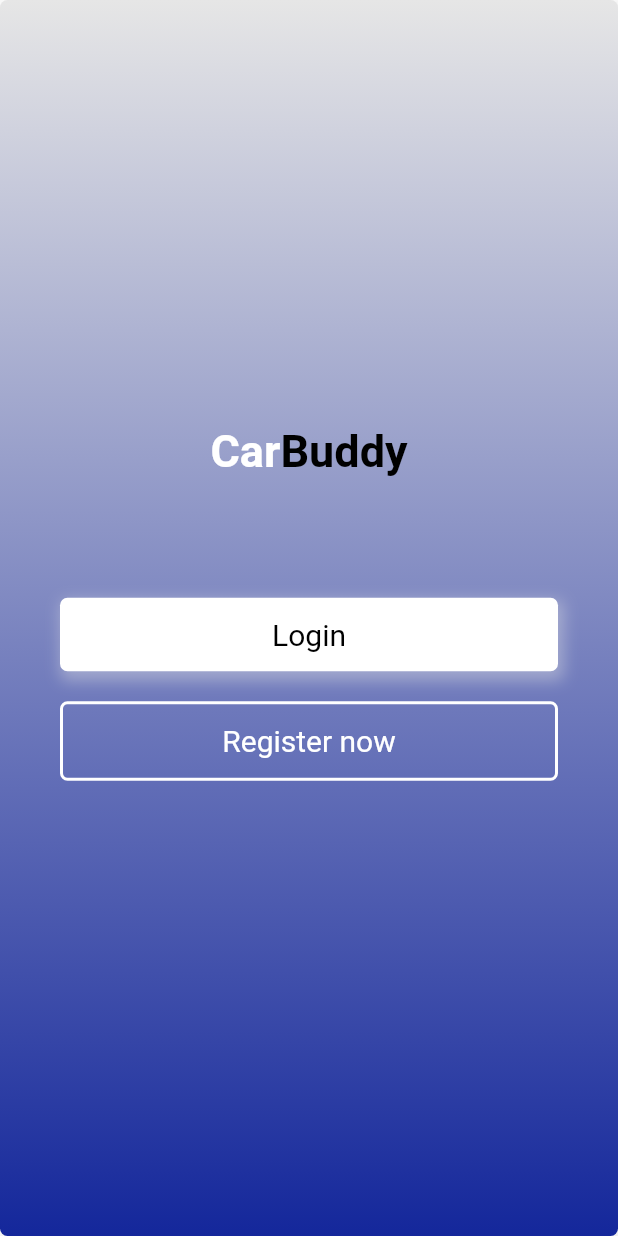
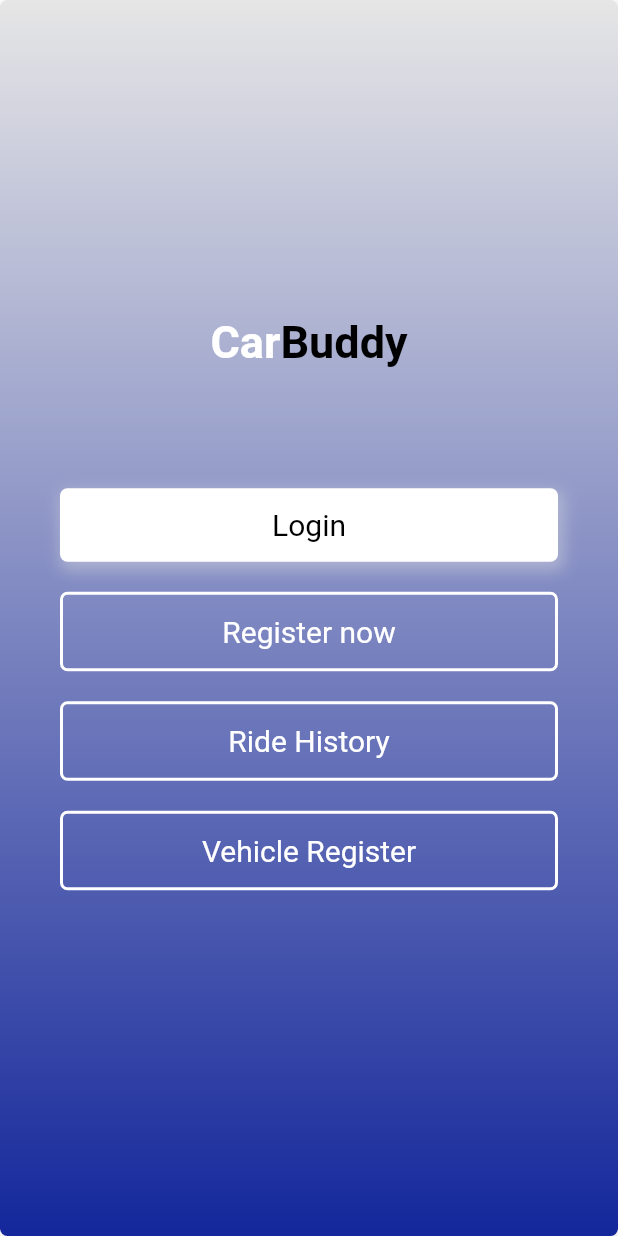
Before and after one commit to hammad-qayyum/carbuddyapp, a Flutter app: the screen it shows after launch, on a phone screen of 412 x 824 dp. Run offline on Flutter 3.47's test engine with Material 2 defaults, Android fonts, the phone set to English and light mode, and no system bars; our stand-ins replace animated_splash_screen, google_fonts.

Commit message:
added ride history and vehicle register

```diff
--- a/carbuddy/lib/main.dart
+++ b/carbuddy/lib/main.dart
@@ -1,6 +1,7 @@
 import 'package:animated_splash_screen/animated_splash_screen.dart';
 import 'package:carbuddy/screens/Home/Home.dart';
 import 'package:carbuddy/screens/Login/login.dart';
+import 'package:carbuddy/screens/RideHistory/RideHistory.dart';
 import 'package:carbuddy/screens/VehicleRegister/vehicleregister.dart';
 import 'package:flutter/material.dart';
 
--- a/carbuddy/lib/screens/Home/Home.dart
+++ b/carbuddy/lib/screens/Home/Home.dart
@@ -1,5 +1,7 @@
 import 'package:carbuddy/screens/Login/login.dart';
 import 'package:carbuddy/screens/Register/Register.dart';
+import 'package:carbuddy/screens/RideHistory/RideHistory.dart';
+import 'package:carbuddy/screens/VehicleRegister/vehicleregister.dart';
 import 'package:flutter/material.dart';
 import 'package:google_fonts/google_fonts.dart';
 
@@ -113,6 +115,51 @@ class _HomePageState extends State<HomePage> {
               SizedBox(
                 height: 20,
               ),
+              GestureDetector(
+                onTap: () {
+                  Navigator.push(
+                      context, MaterialPageRoute(builder: (context) => RideHistory()));
+                },
+                child: Container(
+                  width: MediaQuery.of(context).size.width,
+                  padding: EdgeInsets.symmetric(vertical: 13),
+                  alignment: Alignment.center,
+                  decoration: BoxDecoration(
+                    borderRadius: BorderRadius.all(Radius.circular(5)),
+                    border: Border.all(color: Colors.white, width: 2),
+                  ),
+                  child: Text(
+                    'Ride History',
+                    style: TextStyle(fontSize: 20, color: Colors.white),
+                  ),
+                ),
+              ),
+              SizedBox(
+                height: 20,
+              ),
+              GestureDetector(
+                onTap: () {
+                  Navigator.push(
+                      context, MaterialPageRoute(builder: (context) => VehicleRegister()));
+                },
+                child: Container(
+                  width: MediaQuery.of(context).size.width,
+                  padding: EdgeInsets.symmetric(vertical: 13),
+                  alignment: Alignment.center,
+                  decoration: BoxDecoration(
+                    borderRadius: BorderRadius.all(Radius.circular(5)),
+                    border: Border.all(color: Colors.white, width: 2),
+                  ),
+                  child: Text(
+                    'Vehicle Register',
+                    style: TextStyle(fontSize: 20, color: Colors.white),
+                  ),
+                ),
+              ),
+              SizedBox(
+                height: 20,
+              ),
+
             ],
           ),
         ),
--- a/carbuddy/lib/screens/Login/login.dart
+++ b/carbuddy/lib/screens/Login/login.dart
@@ -1,5 +1,6 @@
 import 'package:carbuddy/screens/Home/Home.dart';
 import 'package:carbuddy/screens/Register/Register.dart';
+import 'package:carbuddy/screens/VehicleRegister/vehicleregister.dart';
 import 'package:flutter/material.dart';
 import 'dart:math';
 // import 'package:assessment_task/Widget/customClipper.dart';
@@ -126,7 +127,7 @@ class _LoginState extends State<Login> {
                     onTap: () => Navigator.pushReplacement(
                           context,
                           MaterialPageRoute(
-                            builder: (context) => HomePage(),
+                            builder: (context) => VehicleRegister(),
                           ),
                         ),
                     child: Container(
```
Also changed, not shown: carbuddy/lib/Model/Item.dart (added, +61 -0 lines), carbuddy/lib/Widget/RideHistoryListItem.dart (added, +33 -0 lines), carbuddy/lib/screens/RideHistory/RideHistory.dart (added, +33 -0 lines), carbuddy/lib/screens/VehicleRegister/vehicleregister.dart (+124 -1 lines), 1 other file.
